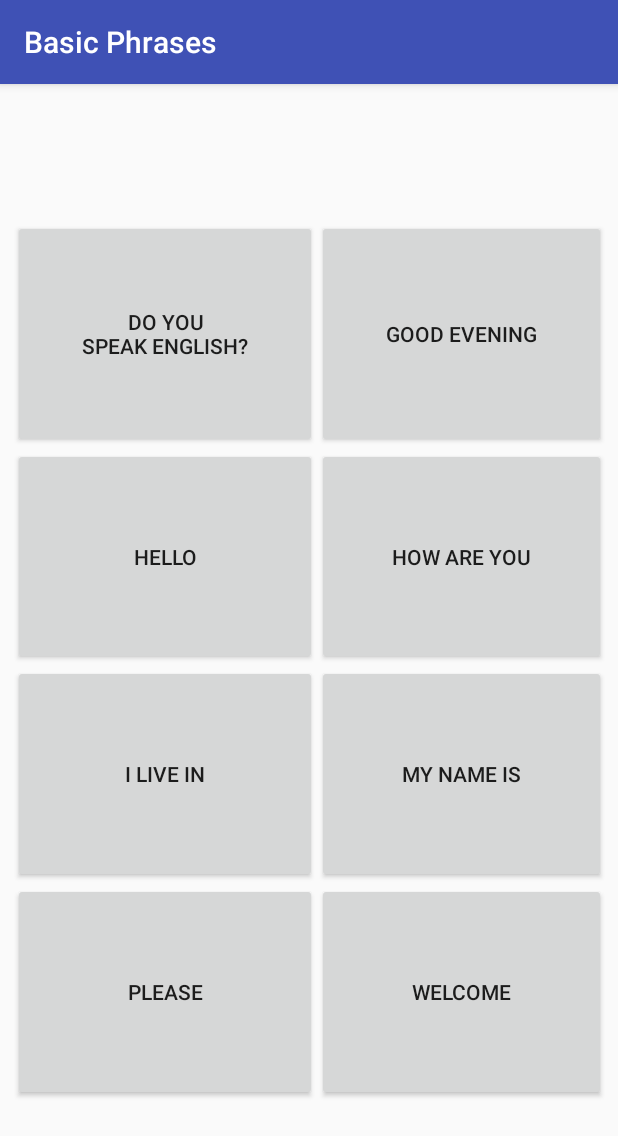
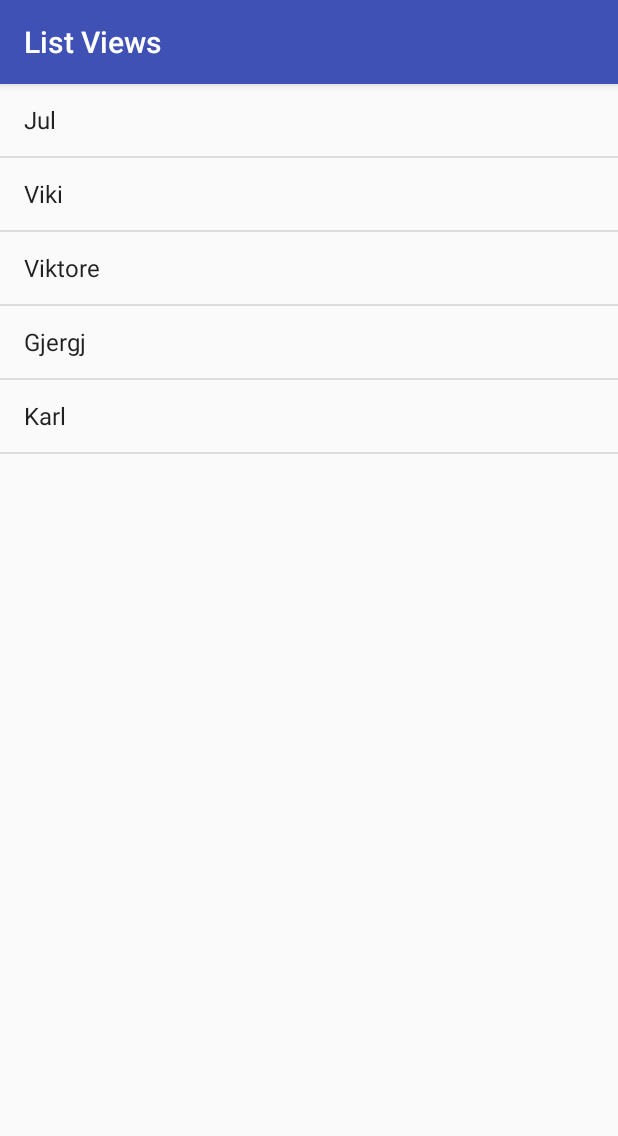
Before and after one commit to KDAndroidStudioCourse/ExampleApp, an Android app: the screen it shows after launch (MainActivity), on a phone screen of 412 x 824 dp. Shown: the top 1136 px of the screen. Run offline under Robolectric (Android 15) with nearby library versions, the light colour scheme and no system bars.

Commit message:
12. List Views

```diff
--- a/app/src/main/java/com/cj/darra/exampleapp/MainActivity.java
+++ b/app/src/main/java/com/cj/darra/exampleapp/MainActivity.java
@@ -1,34 +1,41 @@
 package com.cj.darra.exampleapp;
 
-import android.media.MediaPlayer;
 import android.support.v7.app.AppCompatActivity;
 import android.os.Bundle;
 import android.util.Log;
 import android.view.View;
-import android.widget.Button;
+import android.widget.AdapterView;
+import android.widget.ArrayAdapter;
+import android.widget.ListView;
+import android.widget.Toast;
+
+import java.util.ArrayList;
+
+import static java.util.Arrays.asList;
 
 public class MainActivity extends AppCompatActivity {
-    MediaPlayer mediaPlayer;
 
     @Override
     protected void onCreate(Bundle savedInstanceState) {
         super.onCreate(savedInstanceState);
         setContentView(R.layout.activity_main);
-        setTitle("Basic Phrases");
+        setTitle("List Views");
+
+        ListView myListView = (ListView) findViewById(R.id.myListView);
+
+        final ArrayList<String> myFamily = new ArrayList<String>(asList("Jul", "Viki", "Viktore", "Gjergj", "Karl"));
+
+        ArrayAdapter<String> arrayAdapter = new ArrayAdapter<>(this, android.R.layout.simple_list_item_1, myFamily);
+        myListView.setAdapter(arrayAdapter);
+        myListView.setOnItemClickListener(new AdapterView.OnItemClickListener() {
+            @Override
+            public void onItemClick(AdapterView<?> adapterView, View view, int i, long l) {
+                Toast.makeText(MainActivity.this,"" + myFamily.get(i),Toast.LENGTH_LONG).show();
+            }
+        });
     }
 
     public void  play(View view) {
-        Button buttonPressed = (Button) view;
 
-        Log.i("Tag", "" + buttonPressed.getTag().toString());
-
-        if (mediaPlayer!= null) {
-            mediaPlayer.release();
-            mediaPlayer= null;
-        }
-
-        mediaPlayer = MediaPlayer.create(this, getResources().getIdentifier("" + buttonPressed.getTag().toString(), "raw", getPackageName()));
-
-        mediaPlayer.start();
     }
 }
--- a/app/src/main/res/layout/activity_main.xml
+++ b/app/src/main/res/layout/activity_main.xml
@@ -6,90 +6,12 @@
     android:layout_height="match_parent"
     tools:context="com.cj.darra.exampleapp.MainActivity">
 
-    <GridLayout
-        android:layout_width="395dp"
-        android:layout_height="587dp"
-        android:layout_marginBottom="8dp"
-        android:layout_marginEnd="8dp"
-        android:layout_marginStart="8dp"
-        android:layout_marginTop="8dp"
-        android:columnCount="2"
-        android:rowCount="4"
+    <ListView
+        android:id="@+id/myListView"
+        android:layout_width="0dp"
+        android:layout_height="0dp"
         app:layout_constraintBottom_toBottomOf="parent"
         app:layout_constraintEnd_toEndOf="parent"
         app:layout_constraintStart_toStartOf="parent"
-        app:layout_constraintTop_toTopOf="parent">
-
-        <Button
-            android:id="@+id/button1"
-            android:layout_columnWeight="1"
-            android:layout_gravity="fill"
-            android:layout_rowWeight="1"
-            android:onClick="play"
-            android:tag="doyouspeakenglish"
-            android:text="Do you\nspeak english?" />
-
-        <Button
-            android:id="@+id/button2"
-            android:layout_columnWeight="1"
-            android:layout_gravity="fill"
-            android:layout_rowWeight="1"
-            android:onClick="play"
-            android:tag="goodevening"
-            android:text="Good evening" />
-
-        <Button
-            android:id="@+id/button3"
-            android:layout_columnWeight="1"
-            android:layout_gravity="fill"
-            android:layout_rowWeight="1"
-            android:onClick="play"
-            android:tag="hello"
-            android:text="Hello" />
-
-        <Button
-            android:id="@+id/button4"
-            android:layout_columnWeight="1"
-            android:layout_gravity="fill"
-            android:layout_rowWeight="1"
-            android:onClick="play"
-            android:tag="howareyou"
-            android:text="How are you" />
-
-        <Button
-            android:id="@+id/button5"
-            android:layout_columnWeight="1"
-            android:layout_gravity="fill"
-            android:layout_rowWeight="1"
-            android:onClick="play"
-            android:tag="ilivein"
-            android:text="I live in" />
-
-        <Button
-            android:id="@+id/button6"
-            android:layout_columnWeight="1"
-            android:layout_gravity="fill"
-            android:layout_rowWeight="1"
-            android:onClick="play"
-            android:tag="mynameis"
-            android:text="My name is" />
-
-        <Button
-            android:id="@+id/button7"
-            android:layout_columnWeight="1"
-            android:layout_gravity="fill"
-            android:layout_rowWeight="1"
-            android:onClick="play"
-            android:tag="please"
-            android:text="Please" />
-
-        <Button
-            android:id="@+id/button8"
-            android:layout_columnWeight="1"
-            android:layout_gravity="fill"
-            android:layout_rowWeight="1"
-            android:onClick="play"
-            android:tag="welcome"
-            android:text="Welcome" />
-    </GridLayout>
+        app:layout_constraintTop_toTopOf="parent" />
 </android.support.constraint.ConstraintLayout>
```
